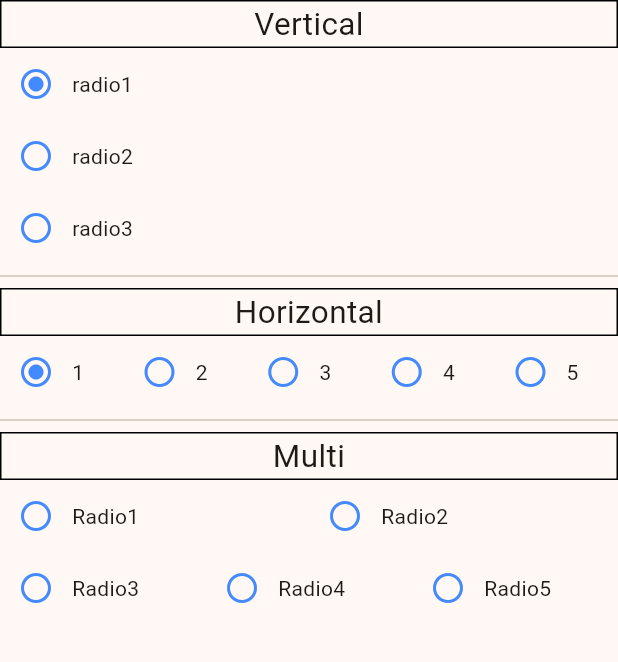
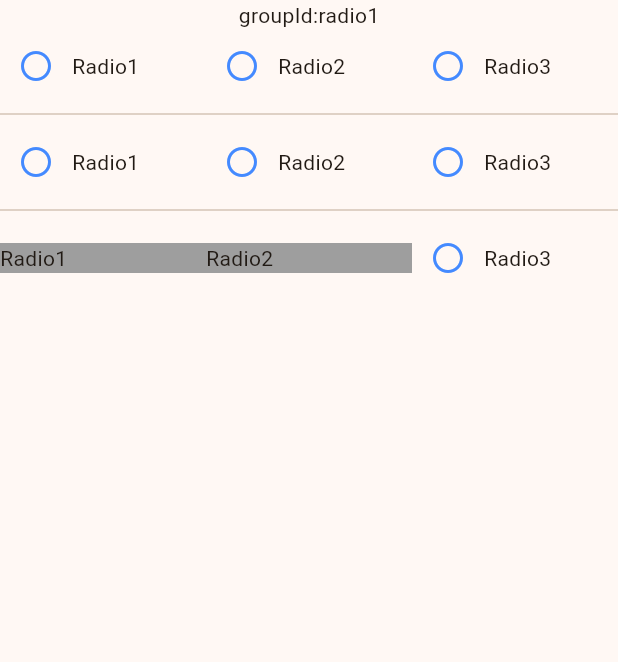
Before and after one commit to donguran/RadioButton, a Flutter app: the screen it shows after launch, on a phone screen of 412 x 824 dp, the part 84-746 px from its top. Run offline on Flutter 3.47's test engine with Material 3 defaults, Android fonts, the phone set to English and light mode, and no system bars.

Commit message:
cover icon not use situation.. consist...

```diff
--- a/example/lib/main.dart
+++ b/example/lib/main.dart
@@ -1,4 +1,5 @@
 import 'package:example/helper_widget/title_box_widget.dart';
+import 'package:flutter/cupertino.dart';
 import 'package:flutter/material.dart';
 import 'package:radio_button/radio_button.dart';
 
@@ -27,77 +28,75 @@ class RadioExample extends StatefulWidget {
 }
 
 class _RadioExampleState extends State<RadioExample> {
-  late RadioSampleGroupId groupId;
-  String groupIdStr = "groupIdStr";
 
-  @override
-  void initState() {
-    super.initState();
-
-    groupId = RadioSampleGroupId.radio1;
-  }
+  String groupId = "radio1";
+  String groupId2 = "radio1";
+  String groupId3 = "radio1";
 
   @override
   Widget build(BuildContext context) {
     return Column(
       children: [
-        const TitleBoxWidget("Vertical"),
+        Text("groupId:$groupId"),
         RadioGroup(
-          groupId: groupId,
-          orientation: RadioOrientation.vertical,
+          groupId: "groupId",
+          onChanged: (value) {
+            setState(() {
+              groupId = value;
+            });
+          },
           children: [
-            RadioButton(value: RadioSampleGroupId.radio1, content: const Text("radio1")),
-            RadioButton(value: RadioSampleGroupId.radio2, content: const Text("radio2")),
-            RadioButton(value: RadioSampleGroupId.radio3, content: const Text("radio3"),
-            ),
-          ],
-        ),
-        const Divider(),
-        const TitleBoxWidget("Horizontal"),
-        RadioGroup(
-          onChanged: (value) {
-            debugPrint(value.toString());
-          },
-          groupId: groupId,
-          children: [
-            RadioButton(value: RadioSampleGroupId.radio1, content: const Text("1"),),
-            RadioButton(value: RadioSampleGroupId.radio2, content: const Text("2"),),
-            RadioButton(value: RadioSampleGroupId.radio3, content: const Text("3"),),
-            RadioButton(value: RadioSampleGroupId.radio4, content: const Text("4"),),
-            RadioButton(value: RadioSampleGroupId.radio5, content: const Text("5"),),
+            RadioButton(value: "radio1", content: const Text("Radio1")),
+            RadioButton(value: "radio2", content: const Text("Radio2")),
+            RadioButton(value: "radio3", content: const Text("Radio3"))
           ],
         ),
 
         const Divider(),
-        const TitleBoxWidget("Multi"),
-        Column(
+
+        RadioGroup(
+          groupId: "groupId",
+          onChanged: (value) {
+            setState(() {
+              groupId2 = value;
+            });
+          },
           children: [
-            RadioGroup(
-              groupId: groupIdStr,
-              children: [
-                RadioButton(value: "radio1", content: const Text("Radio1")),
-                RadioButton(value: "radio2", content: const Text("Radio2")),
-              ],
+            RadioButton(value: "radio1", content: const Text("Radio1"),
+              entireTouchable: true,
             ),
-            RadioGroup(
-              groupId: groupIdStr,
-              children: [
-                RadioButton(value: "radio3", content: const Text("Radio3")),
-                RadioButton(value: "radio4", content: const Text("Radio4")),
-                RadioButton(value: "radio5", content: const Text("Radio5")),
-              ]
+            RadioButton(value: "radio2", content: const Text("Radio2"),
+              entireTouchable: true,
+            ),
+            RadioButton(value: "radio3", content: const Text("Radio3"),
+              entireTouchable: true,
+            )
+          ],
+        ),
+
+        const Divider(),
+
+        RadioGroup(
+          groupId: "groupId",
+          onChanged: (value) {
+            setState(() {
+              groupId3 = value;
+            });
+          },
+          children: [
+            RadioButton(value: "radio1", content: const Text("Radio1"),
+              useIcon: false,
+            ),
+            RadioButton(value: "radio2", content: const Text("Radio2"),
+              useIcon: false,
+            ),
+            RadioButton(value: "radio3", content: const Text("Radio3"),
+              useIcon: true,
             )
           ],
         )
+
       ],
     );
   }
 }
-
-enum RadioSampleGroupId {
-  radio1,
-  radio2,
-  radio3,
-  radio4,
-  radio5,
-}
--- a/lib/radio/radio_button_widget.dart
+++ b/lib/radio/radio_button_widget.dart
@@ -1,5 +1,4 @@
 import 'package:flutter/material.dart';
-import 'package:flutter/rendering.dart';
 import 'package:radio_button/radio/radio_fit.dart';
 import 'package:radio_button/radio/radio_group_widget.dart';
 import 'package:radio_button/radio/radio_orientation.dart';
@@ -11,6 +10,8 @@ class RadioButton<T> extends StatefulWidget {
     required this.value,
     required this.content,
     this.onChanged,
+    this.useIcon = true,
+    this.selectedColor,
     this.fit = RadioFit.match,
     this.width,
     this.height,
@@ -25,7 +26,9 @@ class RadioButton<T> extends StatefulWidget {
     this.align = MainAxisAlignment.start,
   });
 
-  /// if you setting RadioButton's [groupId]
+  /// if you use RadioButton's [groupId]
+  /// must use [onChanged] and mange state.
+  ///
   /// unselected when RadioButton's value do not matched [groupId],
   /// selected when RadioButton's value matched [groupId].
   ///
@@ -36,7 +39,7 @@ class RadioButton<T> extends StatefulWidget {
   final T value;
 
   /// [content] RadioButton main content
-  final Widget? content;
+  final Widget content;
 
   /// [width] RadioButton's width size
   final double? width;
@@ -87,6 +90,12 @@ class RadioButton<T> extends StatefulWidget {
   /// [RadioFit.wrap] is Fitted RadioButton Widget.
   /// resize your children widgets size.
   final RadioFit fit;
+
+
+  final bool useIcon;
+
+
+  final Color? selectedColor;
 
   /// this Property use only in RadioGroup do self.
   ///
@@ -139,7 +148,7 @@ class _RadioButtonState<T> extends State<RadioButton<T>> {
 
   Widget radioButtonBase() {
     return InkWell(
-      onTap: widget.entireTouchable ? () {
+      onTap: widget.entireTouchable || !widget.useIcon ? () {
         radioGroupProvider?.change(widget.value);
       } : null,
       child: Container(
@@ -147,9 +156,11 @@ class _RadioButtonState<T> extends State<RadioButton<T>> {
         height: widget.height,
         padding: widget.padding,
         decoration: widget.decoration,
+        color: !widget.useIcon ? Colors.grey : null,
         child: Row(
           mainAxisAlignment: widget.align,
           children: [
+            widget.useIcon ?
             IconButton(
               icon: radioGroupProvider != null
                   ? iconExistRadioGroupProvider()
@@ -163,8 +174,8 @@ class _RadioButtonState<T> extends State<RadioButton<T>> {
               highlightColor: widget.radioHighLightColor,
               color: widget.iconColor,
               disabledColor: widget.iconColor,
-            ),
-            widget.content ?? const SizedBox(),
+            ) : const SizedBox(),
+            widget.content,
           ]
         ),
       ),
--- a/pubspec.yaml
+++ b/pubspec.yaml
@@ -1,7 +1,8 @@
 name: radio_button
 description: "Flutter RadioButton"
 version: 0.0.1
-homepage:
+repository: "https://github.com/donguran/RadioButton"
+homepage: "https://donguran.com/radiobutton"
 
 environment:
   sdk: '>=3.3.2 <4.0.0'
```
